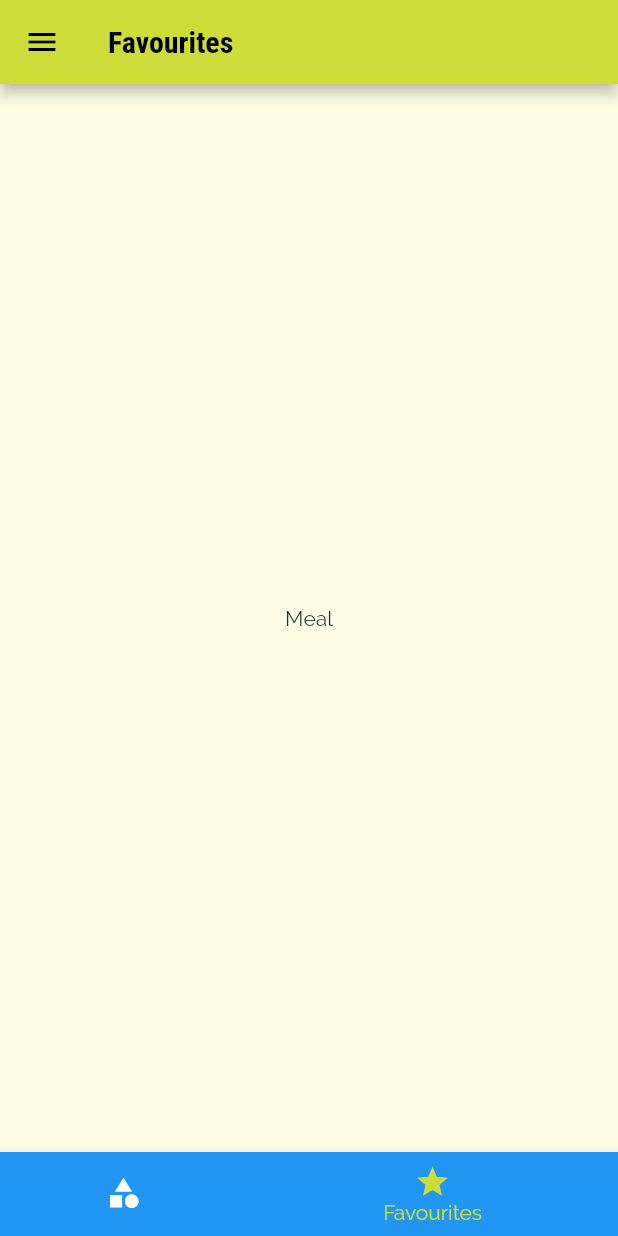
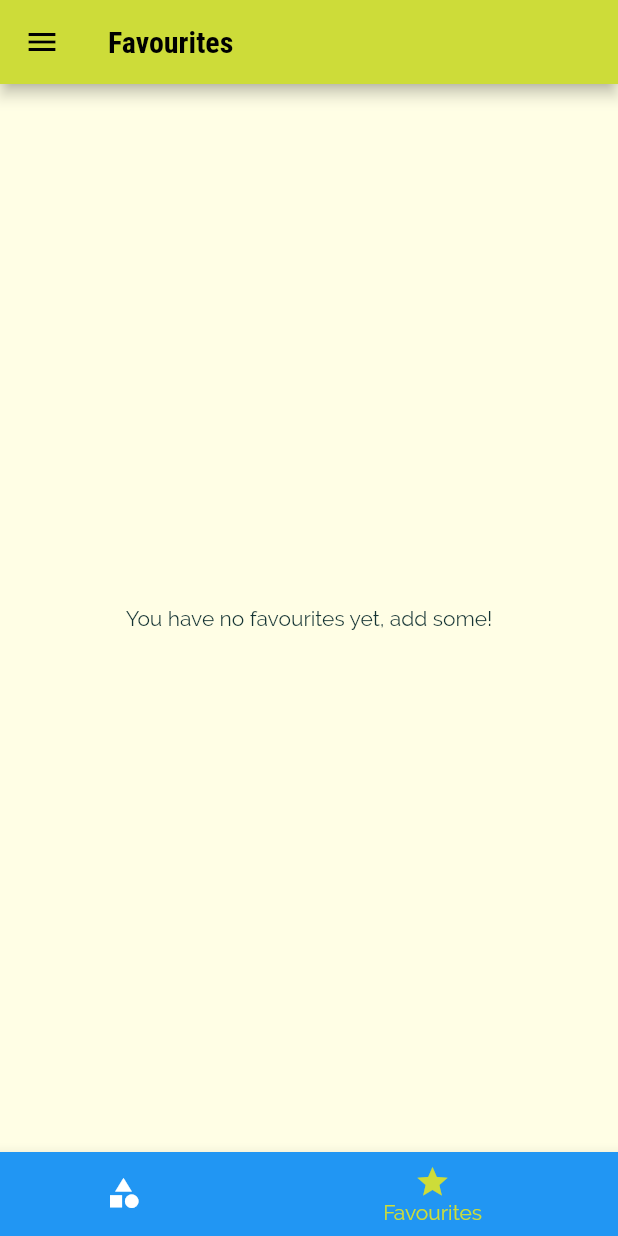
Before and after one commit to Armitage87/meals_app, a Flutter app: the screen it shows after launch, item 2 of the bottom bar chosen, on a phone screen of 412 x 824 dp. Run offline on Flutter 3.47's test engine with Material 2 defaults, Android fonts, the phone set to English and light mode, and no system bars.

Commit message:
Adding favorite section

```diff
--- a/lib/main.dart
+++ b/lib/main.dart
@@ -8,7 +8,7 @@ import 'package:meals_app/screens/tabs_screen.dart';
 import 'models/meal.dart';
 import 'screens/filters_screen.dart';
 
-void main() => runApp(MyApp());
+void main() => runApp(const MyApp());
 
 class MyApp extends StatefulWidget {
   const MyApp({super.key});
@@ -25,6 +25,7 @@ class _MyAppState extends State<MyApp> {
     'vegetarian': false
   };
   List<Meal> _availableMeals = DUMMY_MEALS;
+  List<Meal> _favouritedMeals = [];
 
   void _setFilters(Map<String, bool> filterData) {
     setState(() {
@@ -48,42 +49,62 @@ class _MyAppState extends State<MyApp> {
     });
   }
 
+  void _toggleFavourite(String mealId) {
+    final existingIndex =
+        _favouritedMeals.indexWhere((element) => element.id == mealId);
+    if (existingIndex >= 0) {
+      setState(() {
+        _favouritedMeals.removeAt(existingIndex);
+      });
+    } else {
+      setState(() {
+        _favouritedMeals
+            .add(DUMMY_MEALS.firstWhere((element) => element.id == mealId));
+      });
+    }
+  }
+
+  bool _isMealFavourite(String id) {
+    return _favouritedMeals.any((element) => element.id == id);
+  }
+
   @override
   Widget build(BuildContext context) {
     return MaterialApp(
       debugShowCheckedModeBanner: false,
       title: 'Deli Meals',
       theme: ThemeData(
-          canvasColor: Color.fromRGBO(255, 254, 229, 1),
+          canvasColor: const Color.fromRGBO(255, 254, 229, 1),
           colorScheme: ColorScheme.fromSwatch(primarySwatch: Colors.lime)
               .copyWith(secondary: Colors.blueGrey),
           fontFamily: 'Raleway',
           textTheme: ThemeData.light().textTheme.copyWith(
-              bodyLarge: TextStyle(
+              bodyLarge: const TextStyle(
                 color: Color.fromRGBO(20, 51, 51, 1),
               ),
-              bodyMedium: TextStyle(
+              bodyMedium: const TextStyle(
                 color: Color.fromRGBO(20, 51, 51, 1),
               ),
-              titleLarge: TextStyle(
+              titleLarge: const TextStyle(
                 fontSize: 20,
                 fontFamily: 'RobotoCondensed',
                 fontWeight: FontWeight.bold,
               ))),
       //home: const CategoriesScreen(),
       routes: {
-        '/': (ctx) => TabsScreen(),
+        '/': (ctx) => TabsScreen(favouriteMeals: _favouritedMeals),
         '/category-meals': (ctx) =>
             CategoryMealsScreen(availableMeals: _availableMeals),
-        MealDetailScreen.routeName: (ctx) => MealDetailScreen(),
+        MealDetailScreen.routeName: (ctx) => MealDetailScreen(
+            toggleFavourite: _toggleFavourite, isFavourite: _isMealFavourite),
         FiltersScreen.routeName: (ctx) =>
             FiltersScreen(saveFilters: _setFilters, currentFilters: _filters)
       },
       onGenerateRoute: (settings) {
-        return MaterialPageRoute(builder: (ctx) => CategoriesScreen());
+        return MaterialPageRoute(builder: (ctx) => const CategoriesScreen());
       },
       onUnknownRoute: (settings) {
-        return MaterialPageRoute(builder: (ctx) => CategoriesScreen());
+        return MaterialPageRoute(builder: (ctx) => const CategoriesScreen());
       },
     );
   }
@@ -101,9 +122,9 @@ class _MyHomePageState extends State<MyHomePage> {
   Widget build(BuildContext context) {
     return Scaffold(
       appBar: AppBar(
-        title: Text('Deli Meals'),
+        title: const Text('Deli Meals'),
       ),
-      body: Center(child: Text('Navigation time!')),
+      body: const Center(child: Text('Navigation time!')),
     );
   }
 }
--- a/lib/screens/favourites_screen.dart
+++ b/lib/screens/favourites_screen.dart
@@ -1,14 +1,16 @@
 import 'package:flutter/material.dart';
 import 'package:flutter/src/widgets/framework.dart';
 import 'package:flutter/src/widgets/placeholder.dart';
+import 'package:meals_app/models/meal.dart';
 
 class FavouritesScreen extends StatelessWidget {
-  const FavouritesScreen({super.key});
+  final List<Meal> favouriteMeals;
+  const FavouritesScreen({super.key, required this.favouriteMeals});
 
   @override
   Widget build(BuildContext context) {
     return Center(
-      child: Text('Meal'),
+      child: Text('You have no favourites yet, add some!'),
     );
   }
 }
--- a/lib/screens/tabs_screen.dart
+++ b/lib/screens/tabs_screen.dart
@@ -4,22 +4,34 @@ import 'package:flutter/material.dart';
 import 'package:meals_app/screens/categories_screen.dart';
 import 'package:meals_app/screens/favourites_screen.dart';
 
+import '../models/meal.dart';
 import '../widgets/main_drawer.dart';
 import 'category_meals_screen.dart';
 
 class TabsScreen extends StatefulWidget {
-  const TabsScreen({super.key});
+  final List<Meal> favouriteMeals;
+
+  const TabsScreen({super.key, required this.favouriteMeals});
 
   @override
   State<TabsScreen> createState() => _TabsScreenState();
 }
 
 class _TabsScreenState extends State<TabsScreen> {
-  final List<Map<String, dynamic>> _pages = [
-    {'page': CategoriesScreen(), 'title': 'Categories'},
-    {'page': FavouritesScreen(), 'title': 'Favourites'}
-  ];
+  List<Map<String, dynamic>> _pages = [];
   int _selectedPageIndex = 0;
+  @override
+  void initState() {
+    _pages = [
+      {'page': CategoriesScreen(), 'title': 'Categories'},
+      {
+        'page': FavouritesScreen(favouriteMeals: widget.favouriteMeals),
+        'title': 'Favourites'
+      },
+    ];
+    super.initState();
+  }
+
   void _selectPage(int index) {
     setState(() {
       _selectedPageIndex = index;
```
Also changed, not shown: lib/screens/meal_detail_screen.dart (+6 -5 lines).
